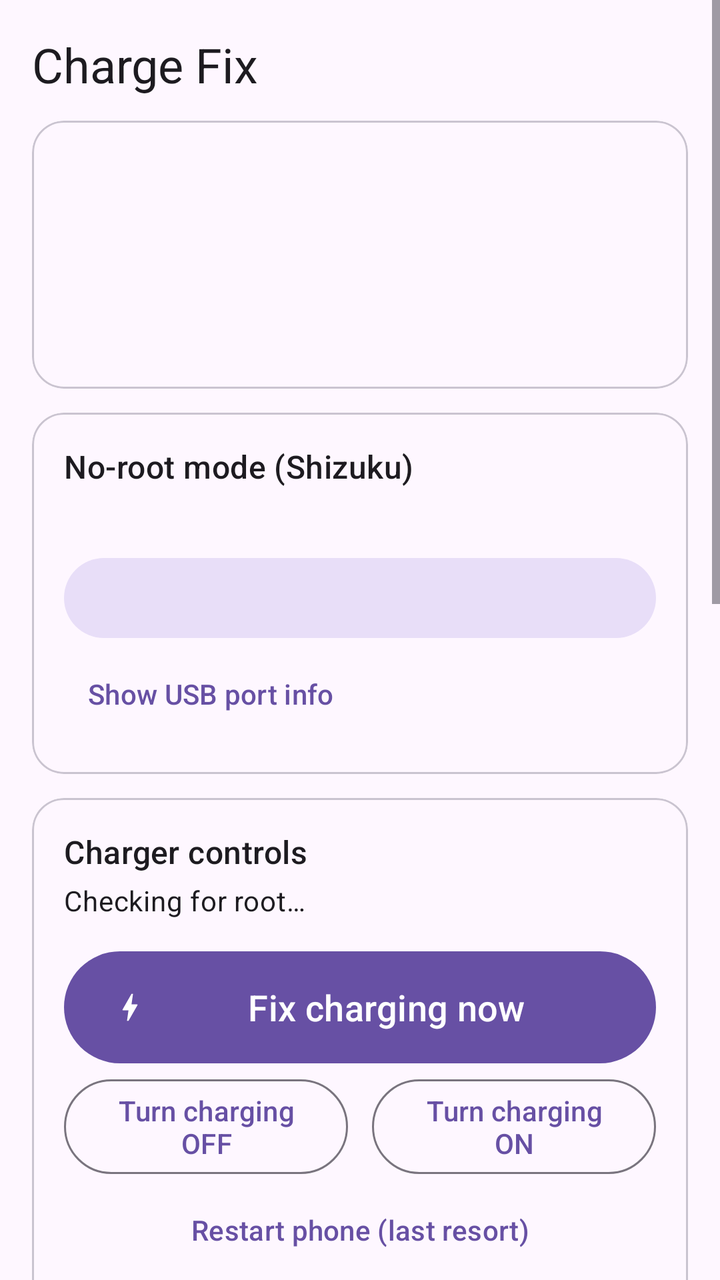
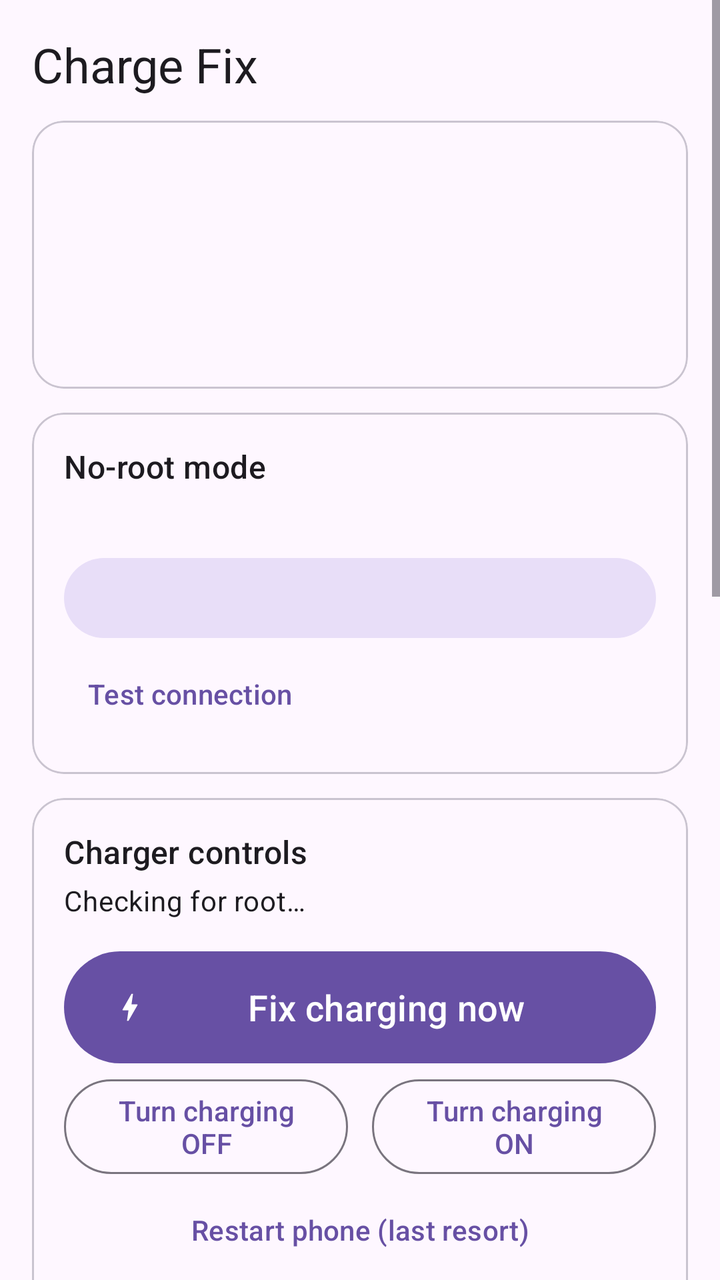

Compare the two renders of this Android layout. The source of the first and the diff that turns it into the second are given below.
<!-- AndroidManifest.xml: application theme Theme.ChargeFix -->
<!-- res/layout/activity_main.xml -->
<?xml version="1.0" encoding="utf-8"?>
<ScrollView xmlns:android="http://schemas.android.com/apk/res/android"
    xmlns:app="http://schemas.android.com/apk/res-auto"
    android:layout_width="match_parent"
    android:layout_height="match_parent"
    android:fitsSystemWindows="true">

    <LinearLayout
        android:layout_width="match_parent"
        android:layout_height="wrap_content"
        android:orientation="vertical"
        android:padding="16dp">

        <TextView
            android:layout_width="wrap_content"
            android:layout_height="wrap_content"
            android:text="@string/app_name"
            android:textAppearance="?attr/textAppearanceHeadlineSmall"
            android:layout_marginBottom="12dp" />

        
        <com.google.android.material.card.MaterialCardView
            android:id="@+id/cardVerdict"
            android:layout_width="match_parent"
            android:layout_height="wrap_content"
            android:layout_marginBottom="12dp"
            app:cardCornerRadius="16dp">

            <LinearLayout
                android:layout_width="match_parent"
                android:layout_height="wrap_content"
                android:orientation="vertical"
                android:padding="20dp">

                <TextView
                    android:id="@+id/tvVerdict"
                    android:layout_width="wrap_content"
                    android:layout_height="wrap_content"
                    android:textAppearance="?attr/textAppearanceHeadlineMedium"
                    android:textStyle="bold" />

                <TextView
                    android:id="@+id/tvVerdictDetail"
                    android:layout_width="wrap_content"
                    android:layout_height="wrap_content"
                    android:layout_marginTop="4dp"
                    android:textAppearance="?attr/textAppearanceBodyLarge" />

                <TextView
                    android:id="@+id/tvDetails"
                    android:layout_width="wrap_content"
                    android:layout_height="wrap_content"
                    android:layout_marginTop="12dp"
                    android:fontFamily="monospace"
                    android:textAppearance="?attr/textAppearanceBodyMedium" />
            </LinearLayout>
        </com.google.android.material.card.MaterialCardView>

        
        <com.google.android.material.card.MaterialCardView
            android:layout_width="match_parent"
            android:layout_height="wrap_content"
            android:layout_marginBottom="12dp"
            app:cardCornerRadius="16dp">

            <LinearLayout
                android:layout_width="match_parent"
                android:layout_height="wrap_content"
                android:orientation="vertical"
                android:padding="16dp">

                <TextView
                    android:layout_width="wrap_content"
                    android:layout_height="wrap_content"
                    android:text="No-root mode (Shizuku)"
                    android:textAppearance="?attr/textAppearanceTitleMedium" />

                <TextView
                    android:id="@+id/tvShizuku"
                    android:layout_width="wrap_content"
                    android:layout_height="wrap_content"
                    android:layout_marginTop="4dp"
                    android:textAppearance="?attr/textAppearanceBodyMedium" />

                <com.google.android.material.button.MaterialButton
                    android:id="@+id/btnShizuku"
                    style="@style/Widget.Material3.Button.TonalButton"
                    android:layout_width="match_parent"
                    android:layout_height="wrap_content"
                    android:layout_marginTop="8dp" />

                <com.google.android.material.button.MaterialButton
                    android:id="@+id/btnUsbInfo"
                    style="@style/Widget.Material3.Button.TextButton"
                    android:layout_width="wrap_content"
                    android:layout_height="wrap_content"
                    android:text="Show USB port info" />
            </LinearLayout>
        </com.google.android.material.card.MaterialCardView>

        
        <com.google.android.material.card.MaterialCardView
            android:layout_width="match_parent"
            android:layout_height="wrap_content"
            android:layout_marginBottom="12dp"
            app:cardCornerRadius="16dp">

            <LinearLayout
                android:layout_width="match_parent"
                android:layout_height="wrap_content"
                android:orientation="vertical"
                android:padding="16dp">

                <TextView
                    android:layout_width="wrap_content"
                    android:layout_height="wrap_content"
                    android:text="Charger controls"
                    android:textAppearance="?attr/textAppearanceTitleMedium" />

                <TextView
                    android:id="@+id/tvRoot"
                    android:layout_width="wrap_content"
                    android:layout_height="wrap_content"
                    android:layout_marginTop="4dp"
                    android:text="Checking for root…"
                    android:textAppearance="?attr/textAppearanceBodyMedium" />

                <com.google.android.material.button.MaterialButton
                    android:id="@+id/btnReset"
                    android:layout_width="match_parent"
                    android:layout_height="64dp"
                    android:layout_marginTop="12dp"
                    android:text="Fix charging now"
                    android:textSize="18sp"
                    app:icon="@drawable/ic_bolt" />

                <LinearLayout
                    android:layout_width="match_parent"
                    android:layout_height="wrap_content"
                    android:orientation="horizontal">

                    <com.google.android.material.button.MaterialButton
                        android:id="@+id/btnStop"
                        style="@style/Widget.Material3.Button.OutlinedButton"
                        android:layout_width="0dp"
                        android:layout_height="wrap_content"
                        android:layout_marginEnd="6dp"
                        android:layout_weight="1"
                        android:text="Turn charging OFF" />

                    <com.google.android.material.button.MaterialButton
                        android:id="@+id/btnStart"
                        style="@style/Widget.Material3.Button.OutlinedButton"
                        android:layout_width="0dp"
                        android:layout_height="wrap_content"
                        android:layout_marginStart="6dp"
                        android:layout_weight="1"
                        android:text="Turn charging ON" />
                </LinearLayout>

                <com.google.android.material.button.MaterialButton
                    android:id="@+id/btnReboot"
                    style="@style/Widget.Material3.Button.TextButton"
                    android:layout_width="match_parent"
                    android:layout_height="wrap_content"
                    android:text="Restart phone (last resort)" />

                <TextView
                    android:id="@+id/tvLog"
                    android:layout_width="match_parent"
                    android:layout_height="wrap_content"
                    android:layout_marginTop="4dp"
                    android:fontFamily="monospace"
                    android:textAppearance="?attr/textAppearanceBodySmall" />
            </LinearLayout>
        </com.google.android.material.card.MaterialCardView>

        
        <com.google.android.material.card.MaterialCardView
            android:layout_width="match_parent"
            android:layout_height="wrap_content"
            android:layout_marginBottom="12dp"
            app:cardCornerRadius="16dp">

            <LinearLayout
                android:layout_width="match_parent"
                android:layout_height="wrap_content"
                android:orientation="vertical"
                android:padding="16dp">

                <TextView
                    android:layout_width="wrap_content"
                    android:layout_height="wrap_content"
                    android:text="Watchdog"
                    android:textAppearance="?attr/textAppearanceTitleMedium" />

                <com.google.android.material.materialswitch.MaterialSwitch
                    android:id="@+id/swWatchdog"
                    android:layout_width="match_parent"
                    android:layout_height="wrap_content"
                    android:text="Alert me when it's fake charging" />

                <com.google.android.material.materialswitch.MaterialSwitch
                    android:id="@+id/swAutoFix"
                    android:layout_width="match_parent"
                    android:layout_height="wrap_content"
                    android:text="Auto-fix it for me" />
            </LinearLayout>
        </com.google.android.material.card.MaterialCardView>

        
        <com.google.android.material.card.MaterialCardView
            android:layout_width="match_parent"
            android:layout_height="wrap_content"
            app:cardCornerRadius="16dp">

            <LinearLayout
                android:layout_width="match_parent"
                android:layout_height="wrap_content"
                android:orientation="vertical"
                android:padding="16dp">

                <TextView
                    android:layout_width="wrap_content"
                    android:layout_height="wrap_content"
                    android:text="Why does this happen?"
                    android:textAppearance="?attr/textAppearanceTitleMedium" />

                <TextView
                    android:layout_width="wrap_content"
                    android:layout_height="wrap_content"
                    android:layout_marginTop="4dp"
                    android:text="@string/help_text"
                    android:textAppearance="?attr/textAppearanceBodyMedium" />

                <com.google.android.material.button.MaterialButton
                    android:id="@+id/btnBatterySettings"
                    style="@style/Widget.Material3.Button.TonalButton"
                    android:layout_width="wrap_content"
                    android:layout_height="wrap_content"
                    android:layout_marginTop="8dp"
                    android:text="Open battery settings" />
            </LinearLayout>
        </com.google.android.material.card.MaterialCardView>
    </LinearLayout>
</ScrollView>
<!-- resources referenced by this layout -->
<resources>
  <!-- drawable ic_bolt (drawable) -->
  <vector xmlns:android="http://schemas.android.com/apk/res/android"
      android:width="24dp" android:height="24dp"
      android:viewportWidth="24" android:viewportHeight="24"
      android:tint="?attr/colorControlNormal">
      <path android:fillColor="#FFFFFFFF" android:pathData="M11,21h-1l1,-7H7.5c-0.88,0 -0.33,-0.75 -0.31,-0.78C8.48,10.94 10.42,7.54 13.01,3h1l-1,7h3.51c0.4,0 0.62,0.19 0.4,0.66C12.97,17.55 11,21 11,21z"/>
  </vector>
  <string name="app_name">Charge Fix</string>
  <string name="help_text">With a non-original cable, the phone and charger sometimes fail their fast-charge handshake. The phone stays stuck showing the charging bolt while almost no power flows, so the battery still drains. A restart fixes it because it resets the charging chip.\n\nWithout root, this app uses Shizuku (ADB-level rights) to command the USB-C port: it limits power, resets the port, or swaps the power role, which can force the charger to handshake again. It measures the current after each try and remembers the one that works on your phone. With root it can also switch the charging input off and on directly.\n\nIf nothing works: unplug, restart the phone, then plug in. Also worth trying by hand: with the charger plugged in, turn OTG on and off in Settings (search "OTG"). Long term, use a good cable rated for your OnePlus charger (SUPERVOOC/Warp cables have extra contacts). Cheap cables cause exactly this.</string>
  <style name="Theme.ChargeFix" parent="Theme.Material3.DayNight.NoActionBar" />
</resources>

<!-- the commit's change to res/layout/activity_main.xml (unified diff, before → after) -->
@@ -72,29 +72,29 @@
                 <TextView
                     android:layout_width="wrap_content"
                     android:layout_height="wrap_content"
-                    android:text="No-root mode (Shizuku)"
-                    android:textAppearance="?attr/textAppearanceTitleMedium" />
-
-                <TextView
-                    android:id="@+id/tvShizuku"
-                    android:layout_width="wrap_content"
-                    android:layout_height="wrap_content"
-                    android:layout_marginTop="4dp"
-                    android:textAppearance="?attr/textAppearanceBodyMedium" />
-
-                <com.google.android.material.button.MaterialButton
-                    android:id="@+id/btnShizuku"
+                    android:text="No-root mode"
+                    android:textAppearance="?attr/textAppearanceTitleMedium" />
+
+                <TextView
+                    android:id="@+id/tvAdb"
+                    android:layout_width="wrap_content"
+                    android:layout_height="wrap_content"
+                    android:layout_marginTop="4dp"
+                    android:textAppearance="?attr/textAppearanceBodyMedium" />
+
+                <com.google.android.material.button.MaterialButton
+                    android:id="@+id/btnAdbSetup"
                     style="@style/Widget.Material3.Button.TonalButton"
                     android:layout_width="match_parent"
                     android:layout_height="wrap_content"
                     android:layout_marginTop="8dp" />
 
                 <com.google.android.material.button.MaterialButton
-                    android:id="@+id/btnUsbInfo"
+                    android:id="@+id/btnAdbTest"
                     style="@style/Widget.Material3.Button.TextButton"
                     android:layout_width="wrap_content"
                     android:layout_height="wrap_content"
-                    android:text="Show USB port info" />
+                    android:text="Test connection" />
             </LinearLayout>
         </com.google.android.material.card.MaterialCardView>
 
<!-- resource entries referenced after the edit -->
@@ -8,7 +8,7 @@
       <path android:fillColor="#FFFFFFFF" android:pathData="M11,21h-1l1,-7H7.5c-0.88,0 -0.33,-0.75 -0.31,-0.78C8.48,10.94 10.42,7.54 13.01,3h1l-1,7h3.51c0.4,0 0.62,0.19 0.4,0.66C12.97,17.55 11,21 11,21z"/>
   </vector>
   <string name="app_name">Charge Fix</string>
-  <string name="help_text">With a non-original cable, the phone and charger sometimes fail their fast-charge handshake. The phone stays stuck showing the charging bolt while almost no power flows, so the battery still drains. A restart fixes it because it resets the charging chip.\n\nWithout root, this app uses Shizuku (ADB-level rights) to command the USB-C port: it limits power, resets the port, or swaps the power role, which can force the charger to handshake again. It measures the current after each try and remembers the one that works on your phone. With root it can also switch the charging input off and on directly.\n\nIf nothing works: unplug, restart the phone, then plug in. Also worth trying by hand: with the charger plugged in, turn OTG on and off in Settings (search "OTG"). Long term, use a good cable rated for your OnePlus charger (SUPERVOOC/Warp cables have extra contacts). Cheap cables cause exactly this.</string>
+  <string name="help_text">With a non-original cable, the phone and charger sometimes fail their fast-charge handshake. The phone stays stuck showing the charging bolt while almost no power flows, so the battery still drains. A restart fixes it because it resets the charging chip.\n\nWithout root, this app connects to your phone\'s own Wireless debugging (ADB-level rights, no other app) to command the USB-C port: it limits power, resets the port, or swaps the power role, which can force the charger to handshake again. It measures the current after each try and remembers the one that works on your phone. With root it can also switch the charging input off and on directly.\n\nIf nothing works: unplug, restart the phone, then plug in. Also worth trying by hand: with the charger plugged in, turn OTG on and off in Settings (search "OTG"). Long term, use a good cable rated for your OnePlus charger (SUPERVOOC/Warp cables have extra contacts). Cheap cables cause exactly this.</string>
   <style name="Theme.ChargeFix" parent="Theme.Material3.DayNight.NoActionBar" />
 </resources>
 
